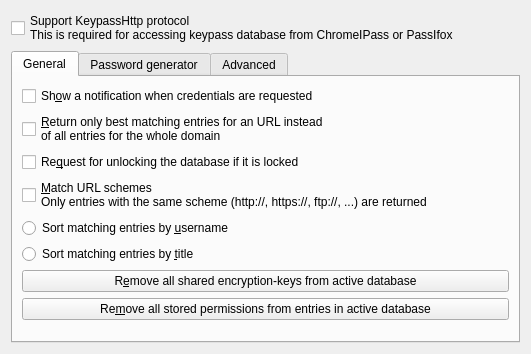
The window that src/http/OptionDialog.ui (keepassxreboot/keepassxc) describes before a commit, drawn with Qt 5.
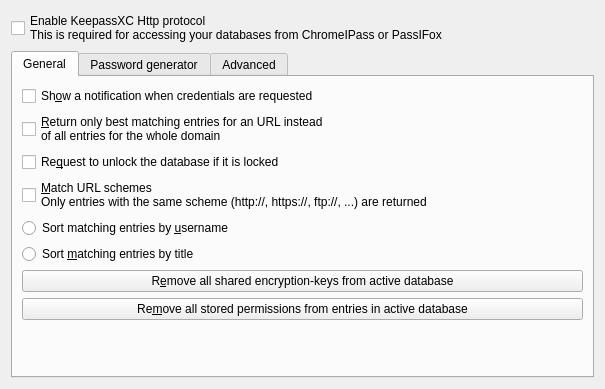
The same window after the commit. Custom widgets are drawn as their Qt base class.

Commit message: Updated English translation file and fixed typos in HTTP language

```diff
--- a/src/http/OptionDialog.ui
+++ b/src/http/OptionDialog.ui
@@ -6,8 +6,8 @@
    <rect>
     <x>0</x>
     <y>0</y>
-    <width>531</width>
-    <height>354</height>
+    <width>605</width>
+    <height>389</height>
    </rect>
   </property>
   <property name="windowTitle">
@@ -17,8 +17,8 @@
    <item>
     <widget class="QCheckBox" name="enableHttpServer">
      <property name="text">
-      <string>Support KeypassHttp protocol
-This is required for accessing keypass database from ChromeIPass or PassIfox</string>
+      <string>Enable KeepassXC Http protocol
+This is required for accessing your databases from ChromeIPass or PassIFox</string>
      </property>
     </widget>
    </item>
@@ -53,7 +53,7 @@
        <item>
         <widget class="QCheckBox" name="unlockDatabase">
          <property name="text">
-          <string>Re&amp;quest for unlocking the database if it is locked</string>
+          <string>Re&amp;quest to unlock the database if it is locked</string>
          </property>
         </widget>
        </item>
@@ -75,7 +75,7 @@
        <item>
         <widget class="QRadioButton" name="sortByTitle">
          <property name="text">
-          <string>Sort matching entries by &amp;title</string>
+          <string>Sort &amp;matching entries by title</string>
          </property>
         </widget>
        </item>
```
The commit also changes 3 other files.
